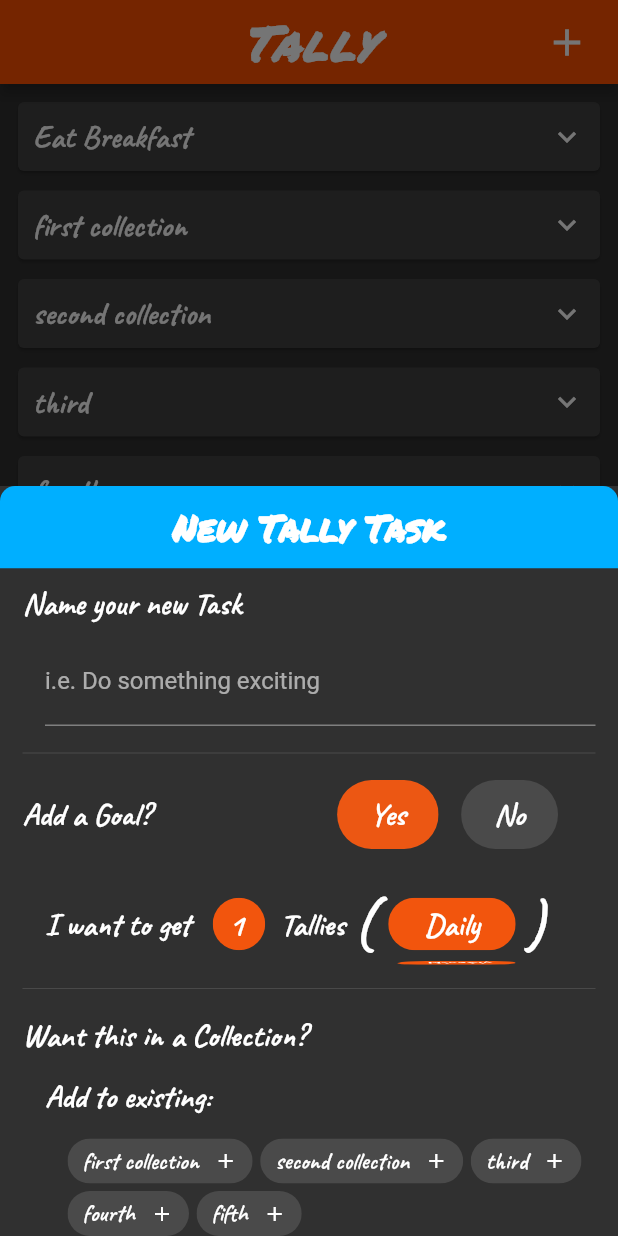
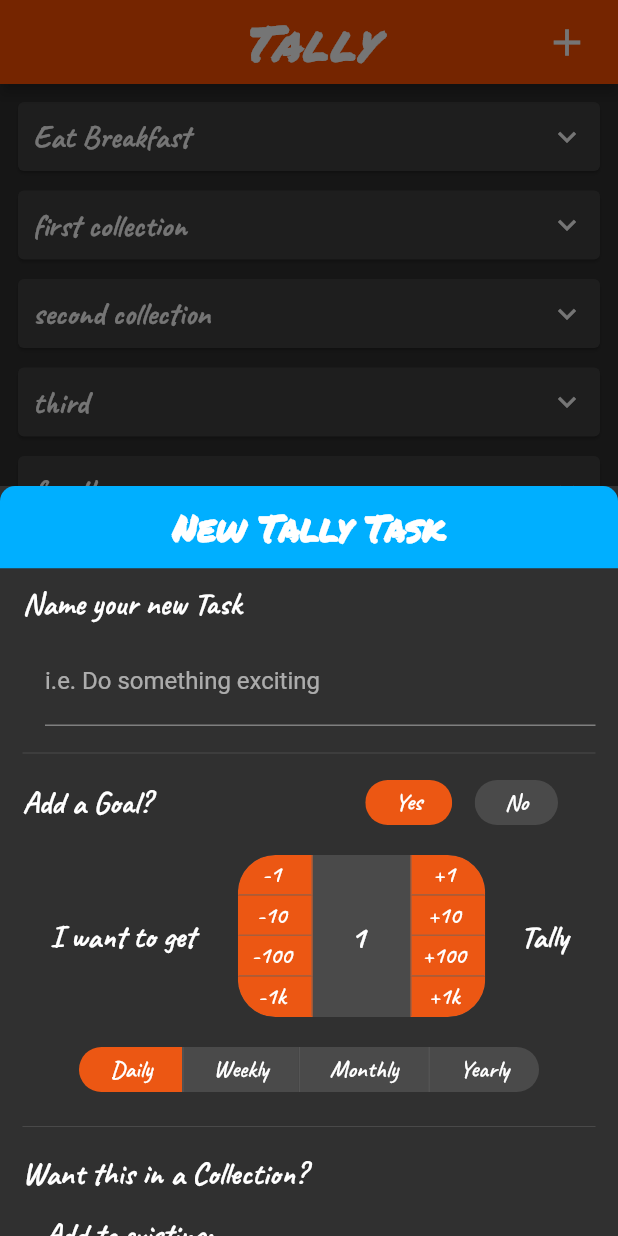
Before and after one commit to lancerharris/flutter-tally-app, a Flutter app: the screen it shows after launch, after a tap on the "add" icon, on a phone screen of 412 x 824 dp. Run offline on Flutter 3.47's test engine with Material 2 defaults, Android fonts, the phone set to English and light mode, and no system bars; our stand-ins replace google_fonts.

Commit message:
Rework AddGoal, better btns. wire to new task.

```diff
--- a/lib/Home/widgets/add_goal.dart
+++ b/lib/Home/widgets/add_goal.dart
@@ -1,3 +1,6 @@
+import 'dart:math';
+import 'package:intl/intl.dart';
+
 import 'package:flutter/material.dart';
 import 'package:tally_app/theme/app_theme.dart';
 
@@ -5,8 +8,8 @@ class AddGoal extends StatefulWidget {
   const AddGoal(
       {Key? key, required this.setGoalCount, required this.setGoalIncrement})
       : super(key: key);
-  final Function(int) setGoalCount;
-  final Function(int) setGoalIncrement;
+  final Function(int?) setGoalCount;
+  final Function(String?) setGoalIncrement;
 
   @override
   _AddGoalState createState() => _AddGoalState();
@@ -15,19 +18,13 @@ class AddGoal extends StatefulWidget {
 class _AddGoalState extends State<AddGoal> {
   var _addGoal = true;
   var _goalCount = 1;
-  List<Widget> _wheelValues = [];
+  var _goalIncrement = 'Daily';
+  final addNList = [1, 10, 100, 1000];
+  final subtractNList = [-1, -10, -100, -1000];
+  final goalIncrements = ['Daily', 'Weekly', 'Monthly', 'Yearly'];
 
   @override
   Widget build(BuildContext context) {
-    if (_wheelValues.length == 0) {
-      _wheelValues = [
-        ListWheelItem(title: 'Daily'),
-        ListWheelItem(title: 'Weekly'),
-        ListWheelItem(title: 'Monthly'),
-        ListWheelItem(title: 'Yearly'),
-      ];
-    }
-
     return Column(
       crossAxisAlignment: CrossAxisAlignment.start,
       children: [
@@ -43,6 +40,8 @@ class _AddGoalState extends State<AddGoal> {
               children: [
                 GestureDetector(
                   onTap: () {
+                    widget.setGoalCount(_goalCount);
+                    widget.setGoalIncrement(_goalIncrement);
                     setState(() {
                       _addGoal = _addGoal ? false : true;
                     });
@@ -51,14 +50,14 @@ class _AddGoalState extends State<AddGoal> {
                     borderRadius: BorderRadius.circular(30),
                     child: Container(
                       padding: EdgeInsets.only(
-                          top: 10, right: 22, bottom: 10, left: 22),
+                          top: 5, right: 20, bottom: 5, left: 20),
                       color: _addGoal
                           ? Color.lerp(AppTheme.mainColor,
                               AppTheme.secondaryColor, 0.0750)
                           : AppTheme.disabledColor,
                       child: Text(
                         'Yes',
-                        style: Theme.of(context).textTheme.headline2,
+                        style: Theme.of(context).textTheme.headline3,
                       ),
                     ),
                   ),
@@ -66,6 +65,8 @@ class _AddGoalState extends State<AddGoal> {
                 SizedBox(width: 15),
                 GestureDetector(
                   onTap: () {
+                    widget.setGoalCount(null);
+                    widget.setGoalIncrement(null);
                     setState(() {
                       _addGoal = _addGoal ? false : true;
                     });
@@ -74,13 +75,13 @@ class _AddGoalState extends State<AddGoal> {
                     borderRadius: BorderRadius.circular(30),
                     child: Container(
                       padding: EdgeInsets.only(
-                          top: 10, right: 22, bottom: 10, left: 22),
+                          top: 5, right: 20, bottom: 5, left: 20),
                       color: _addGoal
                           ? AppTheme.disabledColor
                           : Color.lerp(AppTheme.mainColor,
                               AppTheme.secondaryColor, 0.05),
                       child: Text('No',
-                          style: Theme.of(context).textTheme.headline2),
+                          style: Theme.of(context).textTheme.headline3),
                     ),
                   ),
                 ),
@@ -91,64 +92,108 @@ class _AddGoalState extends State<AddGoal> {
         ),
         if (_addGoal)
           Padding(
-            padding: const EdgeInsets.only(left: 15, top: 15),
-            child: Row(
+            padding:
+                const EdgeInsets.only(left: 15, top: 20, bottom: 15, right: 15),
+            child: Column(
+              children: [
+                Row(
+                  mainAxisAlignment: MainAxisAlignment.spaceAround,
                   crossAxisAlignment: CrossAxisAlignment.center,
                   children: [
                     Text('I want to get',
                         style: Theme.of(context).textTheme.headline2),
                     SizedBox(width: 15),
                     ClipRRect(
-                  borderRadius: BorderRadius.circular(20),
+                      borderRadius: BorderRadius.circular(25),
                       child: Container(
-                    height: 35,
-                    width: 35,
-                    padding:
-                        EdgeInsets.only(top: 0, right: 10, bottom: 0, left: 6),
-                    color: Color.lerp(
-                        AppTheme.mainColor, AppTheme.secondaryColor, 0.05),
+                        // padding: EdgeInsets.only(
+                        //     top: 0, right: 10, bottom: 0, left: 6),
+                        color: AppTheme.disabledColor,
+                        child: Row(
+                          children: [
+                            ClipRRect(
+                              borderRadius: BorderRadius.only(
+                                topLeft: Radius.circular(25),
+                                bottomLeft: Radius.circular(25),
+                              ),
                               child: Column(
-                      mainAxisAlignment: MainAxisAlignment.center,
-                      children: [
-                        GestureDetector(
+                                  children: subtractNList
+                                      .map((integer) {
+                                        return GestureDetector(
+                                          child: PlusNButton(plusNInt: integer),
+                                          onTap: () {
+                                            widget.setGoalCount(_goalCount);
+                                            setState(() {
+                                              _goalCount =
+                                                  max(1, _goalCount + integer);
+                                            });
+                                          },
+                                        );
+                                      })
+                                      .toList()
+                                      .cast<Widget>()),
+                            ),
+                            SizedBox(
+                              width: 60,
                               child: Text(
-                            '$_goalCount',
+                                '${NumberFormat("##,###", "en_US").format(_goalCount)}',
                                 style: Theme.of(context).textTheme.headline2,
+                                textAlign: TextAlign.center,
                               ),
+                            ),
+                            SizedBox(width: 5),
+                            ClipRRect(
+                              borderRadius: BorderRadius.only(
+                                topRight: Radius.circular(25),
+                                bottomRight: Radius.circular(25),
+                              ),
+                              child: Column(
+                                  children: addNList
+                                      .map((integer) {
+                                        return GestureDetector(
+                                          child: PlusNButton(plusNInt: integer),
                                           onTap: () {
-                            _goalCount = 1;
-                            widget.setGoalCount(10);
+                                            widget.setGoalCount(_goalCount);
+                                            setState(() {
+                                              _goalCount = min(
+                                                  _goalCount + integer, 99999);
+                                            });
                                           },
+                                        );
+                                      })
+                                      .toList()
+                                      .cast<Widget>()),
                             ),
                           ],
                         ),
                       ),
                     ),
                     SizedBox(width: 10),
-                Text('Tallies ', style: Theme.of(context).textTheme.headline2),
-                Row(children: [
-                  Text('(',
-                      textScaleFactor: 2,
+                    Text(_goalCount == 1 ? 'Tally' : 'Tallies',
                         style: Theme.of(context).textTheme.headline2),
-                  SizedBox(width: 10),
-                  SizedBox(
-                    height: 70,
-                    width: 85,
-                    child: ListWheelScrollView(
-                      diameterRatio: 0.8,
-                      offAxisFraction: -.5,
-                      itemExtent: 35,
-                      physics: BouncingScrollPhysics(),
-                      children: _wheelValues,
-                      onSelectedItemChanged: widget.setGoalIncrement,
+                  ],
                 ),
+                SizedBox(height: 20),
+                Row(
+                  mainAxisAlignment: MainAxisAlignment.center,
+                  children: goalIncrements.map((increment) {
+                    return GestureDetector(
+                      child: IncrementButtons(
+                        increment: increment,
+                        inputColor: _goalIncrement == increment
+                            ? Color.lerp(AppTheme.mainColor,
+                                AppTheme.secondaryColor, 0.0750)!
+                            : AppTheme.disabledColor,
                       ),
-                  SizedBox(width: 5),
-                  Text(')',
-                      textScaleFactor: 2,
-                      style: Theme.of(context).textTheme.headline2),
-                ]),
-                SizedBox(width: 10)
+                      onTap: () {
+                        widget.setGoalIncrement(increment);
+                        setState(() {
+                          _goalIncrement = increment;
+                        });
+                      },
+                    );
+                  }).toList(),
+                )
               ],
             ),
           ),
@@ -158,26 +203,73 @@ class _AddGoalState extends State<AddGoal> {
   }
 }
 
-class ListWheelItem extends StatelessWidget {
-  const ListWheelItem({Key? key, required this.title}) : super(key: key);
-  final String title;
+class PlusNButton extends StatelessWidget {
+  const PlusNButton({Key? key, required this.plusNInt}) : super(key: key);
+  final int plusNInt;
+  @override
+  Widget build(BuildContext context) {
+    var isPositive = plusNInt >= 0;
+    var largeAbs = plusNInt.abs() >= 1000;
+    var intString = largeAbs
+        ? '${(plusNInt / 1000).floor().toString()}k'
+        : plusNInt.toString();
+
+    return Container(
+      decoration: BoxDecoration(
+        color: Color.lerp(AppTheme.mainColor, AppTheme.secondaryColor, 0.0750),
+        border: Border(
+          bottom: BorderSide(
+              color: largeAbs ? Colors.transparent : AppTheme.disabledColor,
+              width: 1),
+          right: BorderSide(
+              color: isPositive ? Colors.transparent : AppTheme.disabledColor,
+              width: 1),
+          left: BorderSide(
+              color: isPositive ? AppTheme.disabledColor : Colors.transparent,
+              width: 1),
+        ),
+      ),
+      width: 50,
+      padding: EdgeInsets.only(top: 3, right: 10, bottom: 3, left: 5),
+      child: Text(
+        isPositive ? '+$intString' : intString,
+        textAlign: TextAlign.center,
+        style: Theme.of(context).textTheme.headline3,
+      ),
+    );
+  }
+}
+
+class IncrementButtons extends StatelessWidget {
+  const IncrementButtons(
+      {Key? key, required this.increment, required this.inputColor})
+      : super(key: key);
+  final String increment;
+  final Color inputColor;
   @override
   Widget build(BuildContext context) {
     return ClipRRect(
-      borderRadius: BorderRadius.circular(20),
+      borderRadius: BorderRadius.only(
+        topLeft: increment == 'Daily' ? Radius.circular(25) : Radius.zero,
+        bottomLeft: increment == 'Daily' ? Radius.circular(25) : Radius.zero,
+        topRight: increment == 'Yearly' ? Radius.circular(25) : Radius.zero,
+        bottomRight: increment == 'Yearly' ? Radius.circular(25) : Radius.zero,
+      ),
       child: Container(
-        width: 85,
-        padding: EdgeInsets.only(right: 10, left: 10),
-        color: Color.lerp(AppTheme.mainColor, AppTheme.secondaryColor, 0.05),
-        child: Column(
-          mainAxisAlignment: MainAxisAlignment.center,
-          children: [
-            Text(
-              title,
-              textAlign: TextAlign.center,
-              style: Theme.of(context).textTheme.headline2,
+        decoration: BoxDecoration(
+          color: inputColor,
+          border: Border(
+            left: BorderSide(
+                color: increment == 'Daily'
+                    ? Colors.transparent
+                    : AppTheme.disabledColor,
+                width: 1),
           ),
-          ],
+        ),
+        padding: EdgeInsets.only(top: 5, right: 20, bottom: 5, left: 20),
+        child: Text(
+          increment,
+          style: Theme.of(context).textTheme.headline3,
         ),
       ),
     );
--- a/lib/Home/widgets/new_task_modal.dart
+++ b/lib/Home/widgets/new_task_modal.dart
@@ -31,28 +31,13 @@ class _NewTaskModalState extends State<NewTaskModal> {
     }
   }
 
-  void setGoalCount(int goalCount) {
+  void setGoalCount(int? goalCount) {
     _goalCount = goalCount;
     print('goalcount set to $_goalCount');
   }
 
-  void setGoalIncrement(int goalIncrement) {
-    switch (goalIncrement) {
-      case 0:
-        _goalIncrement = 'Daily';
-        break;
-      case 1:
-        _goalIncrement = 'Weekly';
-        break;
-      case 2:
-        _goalIncrement = 'Monthly';
-        break;
-      case 3:
-        _goalIncrement = 'Yearly';
-        break;
-      default:
-        _goalIncrement = null;
-    }
+  void setGoalIncrement(String? goalIncrement) {
+    _goalIncrement = goalIncrement;
     print('setting goal increment to $_goalIncrement');
   }
 
@@ -92,7 +77,6 @@ class _NewTaskModalState extends State<NewTaskModal> {
     } else if (_newTaskName == null && createNewTask) {
       // TODO (LH): Add notification that you need a task name. snackbar maybe.
       final cantCreateMessage = SnackBar(
-
         content: Text(
           'You need to name your Task',
           textAlign: TextAlign.center,
--- a/pubspec.yaml
+++ b/pubspec.yaml
@@ -23,6 +23,7 @@ environment:
 dependencies:
   flutter:
     sdk: flutter
+  intl: ^0.17.0
 
   # The following adds the Cupertino Icons font to your application.
   # Use with the CupertinoIcons class for iOS style icons.
```
Also changed, not shown: pubspec.lock. Lines whose indentation alone changed are shown as unchanged.
